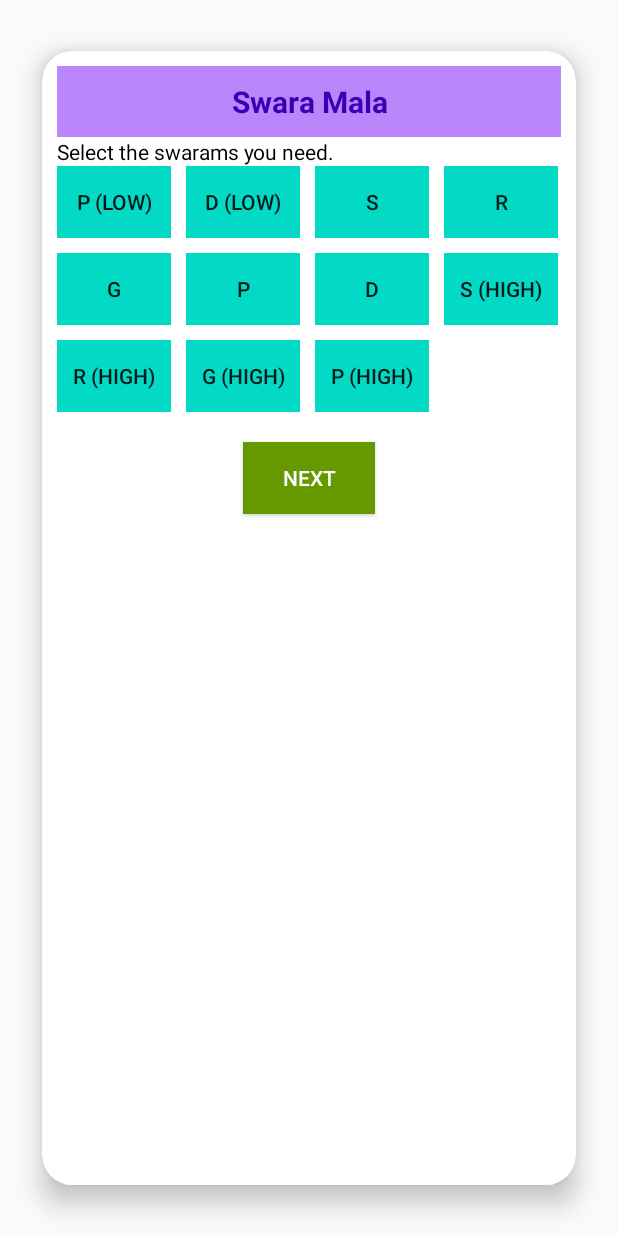
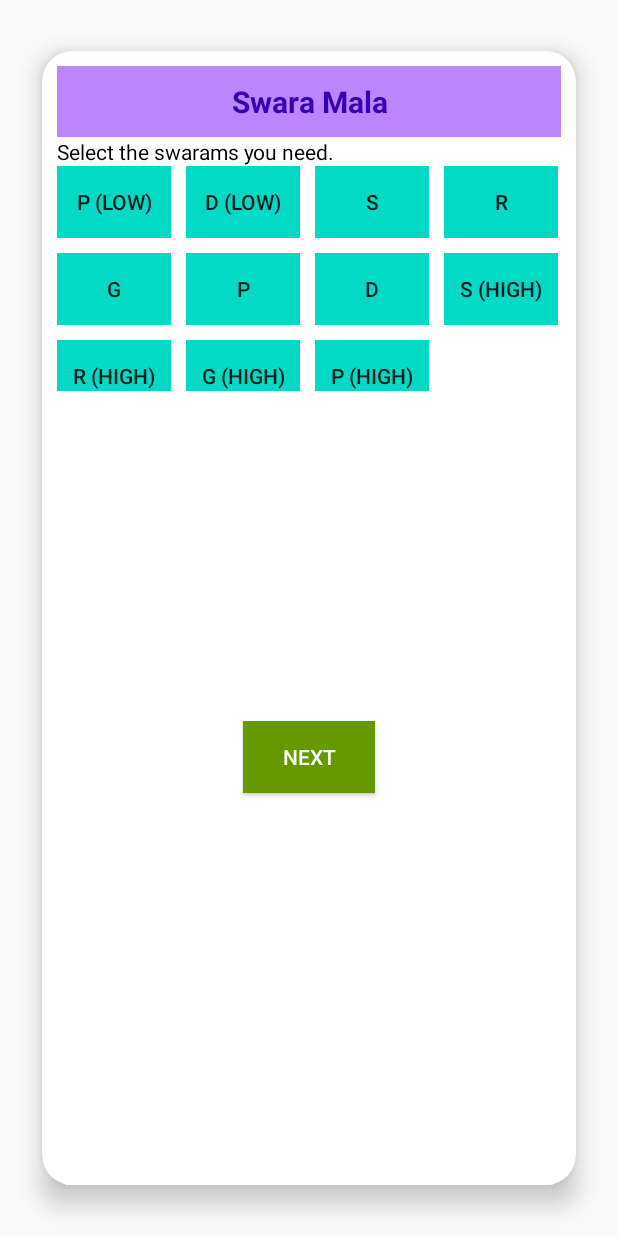
Before and after one commit to VikramVasudevan/swaramala, an Android app built with Jetpack Compose: the screen it shows after launch (MainActivity), after a tap on "P (LOW)", on a phone screen of 412 x 824 dp. Run offline under Robolectric (Android 15) with nearby library versions, the phone set to English and light mode, and no system bars.

Commit message:
Added fragments

```diff
--- a/app/build.gradle.kts
+++ b/app/build.gradle.kts
@@ -51,6 +51,12 @@ dependencies {
     implementation(libs.androidx.ui.tooling.preview)
     implementation(libs.androidx.material3)
     implementation(libs.androidx.cardview)
+    implementation(libs.androidx.legacy.support.v4)
+    implementation(libs.androidx.recyclerview)
+    implementation(libs.androidx.fragment)
+    implementation(libs.androidx.lifecycle.livedata.ktx)
+    implementation(libs.androidx.lifecycle.viewmodel.ktx)
+    implementation(libs.androidx.fragment.ktx)
     testImplementation(libs.junit)
     androidTestImplementation(libs.androidx.junit)
     androidTestImplementation(libs.androidx.espresso.core)
--- /dev/null
+++ b/app/src/main/java/com/example/swaramala/AvailableSwaramsFragment.kt
@@ -0,0 +1,35 @@
+package com.example.swaramala
+
+import android.os.Bundle
+import androidx.fragment.app.Fragment
+import android.view.LayoutInflater
+import android.view.View
+import android.view.ViewGroup
+import android.widget.GridView
+import androidx.fragment.app.activityViewModels
+import androidx.fragment.app.viewModels
+
+class AvailableSwaramsFragment : Fragment() {
+    private lateinit var swaramGrid: GridView
+    companion object {
+        fun newInstance() = AvailableSwaramsFragment()
+    }
+
+    private val availableSwaramsViewModel: AvailableSwaramsViewModel by activityViewModels()
+
+    override fun onCreate(savedInstanceState: Bundle?) {
+        super.onCreate(savedInstanceState)
+        // TODO: Use the ViewModel
+    }
+
+    override fun onCreateView(
+        inflater: LayoutInflater, container: ViewGroup?,
+        savedInstanceState: Bundle?
+    ): View {
+        val myFragmentView = inflater.inflate(R.layout.fragment_available_swarams, container, false)
+        swaramGrid = myFragmentView.findViewById(R.id.swaramGrid)
+        swaramGrid.adapter = availableSwaramsViewModel.getList()
+            ?.let { SwaramAdapter(myFragmentView.context, it) }
+        return myFragmentView
+    }
+}
--- /dev/null
+++ b/app/src/main/java/com/example/swaramala/AvailableSwaramsViewModel.kt
@@ -0,0 +1,29 @@
+package com.example.swaramala
+
+import androidx.lifecycle.LiveData
+import androidx.lifecycle.MutableLiveData
+import androidx.lifecycle.ViewModel
+
+class AvailableSwaramsViewModel : ViewModel() {
+    private val mutableAvailableSwarams = MutableLiveData<ArrayList<SwaramModel>>()
+    val availableSwarams: LiveData<ArrayList<SwaramModel>> get() = mutableAvailableSwarams
+
+    fun addSwaram(swaram: SwaramModel) {
+        if(mutableAvailableSwarams.value == null)
+            mutableAvailableSwarams.value = ArrayList<SwaramModel>();
+
+        mutableAvailableSwarams.value!!.add(swaram)
+    }
+
+    fun deleteSwaramInPosition(position : Int) {
+        mutableAvailableSwarams.value?.removeAt(position)
+    }
+
+    fun setList(swaramList: ArrayList<SwaramModel>) {
+        mutableAvailableSwarams.value = swaramList
+    }
+
+    fun getList(): ArrayList<SwaramModel>? {
+        return mutableAvailableSwarams.value
+    }
+}
--- a/app/src/main/java/com/example/swaramala/MainActivity.kt
+++ b/app/src/main/java/com/example/swaramala/MainActivity.kt
@@ -3,45 +3,28 @@ package com.example.swaramala
 import android.os.Bundle
 import android.widget.GridView
 import android.widget.ListView
-import androidx.activity.ComponentActivity
 import androidx.activity.enableEdgeToEdge
+import androidx.activity.viewModels
 import androidx.compose.material3.Text
 import androidx.compose.runtime.Composable
 import androidx.compose.ui.Modifier
 import androidx.compose.ui.graphics.Color
 import androidx.compose.ui.tooling.preview.Preview
+import androidx.fragment.app.FragmentActivity
+import androidx.lifecycle.Observer
 import com.example.swaramala.databinding.ActivityMainBinding
 import com.example.swaramala.ui.theme.SwaraMalaTheme
 
-class MainActivity : ComponentActivity() {
-    private lateinit var swaramGrid: GridView
-    private lateinit var selectedSwaramListView : ListView
+class MainActivity : FragmentActivity() {
+    // private lateinit var selectedSwaramListView : ListView
 
     private lateinit var activityMainBinding: ActivityMainBinding
-    /*
-    private lateinit var selectedSwaramsBinding: SelectedSwaramsBinding
 
-    val selectedSwarams = ArrayList<CharSequence>()
-    fun handleSwaramSelection(prmSwitch : Switch , isChecked : Boolean){
-        val message = if (isChecked) "${prmSwitch.text}:ON" else "${prmSwitch.text}:OFF"
-        Toast.makeText(this@MainActivity, message,
-            Toast.LENGTH_SHORT).show()
-        if(isChecked) {
-            selectedSwarams.add(prmSwitch.text)
-        } else {
-            selectedSwarams.remove(prmSwitch.text)
-        }
-        selectedSwaramsBinding.selectedSwarams.text = "$selectedSwarams"
-        println("Selected Swarams = $selectedSwarams")
-    }
-     */
-    override fun onCreate(savedInstanceState: Bundle?) {
-        super.onCreate(savedInstanceState)
-        enableEdgeToEdge()
-        setContentView(R.layout.activity_main)
-        activityMainBinding = ActivityMainBinding.inflate(layoutInflater)
-        swaramGrid = findViewById(R.id.swaramGrid)
-        selectedSwaramListView = findViewById(R.id.selectedSwaramsList)
+    private val availableSwaramsViewModel: AvailableSwaramsViewModel by viewModels()
+    val selectedSwaramsViewModel: SelectedSwaramsModel by viewModels()
+
+
+    private fun initializeSwaramGrid(){
         val swaramModelArrayList: ArrayList<SwaramModel> = ArrayList<SwaramModel>()
         swaramModelArrayList.add(SwaramModel("P_LOW", "P_LOW", "p (LOW)"))
         swaramModelArrayList.add(SwaramModel("D_LOW", "D_LOW", "D (LOW)"))
@@ -55,10 +38,19 @@ class MainActivity : ComponentActivity() {
         swaramModelArrayList.add(SwaramModel("G_HIGH", "G_HIGH", "G (HIGH)"))
         swaramModelArrayList.add(SwaramModel("P_HIGH", "P_HIGH", "P (HIGH)"))
 
-        selectedSwaramListView.adapter = SelectedSwaramAdapter(this, ArrayList<SwaramModel>())
-        swaramGrid.adapter = SwaramAdapter(this, swaramModelArrayList, selectedSwaramListView)
+        availableSwaramsViewModel.setList(swaramModelArrayList);
+    }
+    override fun onCreate(savedInstanceState: Bundle?) {
+        super.onCreate(savedInstanceState)
+        enableEdgeToEdge()
+        setContentView(R.layout.activity_main)
+        activityMainBinding = ActivityMainBinding.inflate(layoutInflater)
+        // selectedSwaramListView = findViewById(R.id.selectedSwaramsList)
 
+        // selectedSwaramListView.adapter = SelectedSwaramAdapter(this, ArrayList<SwaramModel>())
+        // swaramGrid.adapter = SwaramAdapter(this, swaramModelArrayList, selectedSwaramListView)
 
+        initializeSwaramGrid()
         // selectedSwaramsBinding = SelectedSwaramsBinding.inflate(layoutInflater)
 
     }
--- /dev/null
+++ b/app/src/main/java/com/example/swaramala/SelectedSwaramItemFragment.kt
@@ -0,0 +1,72 @@
+package com.example.swaramala
+
+import android.os.Bundle
+import android.util.Log
+import androidx.fragment.app.Fragment
+import androidx.recyclerview.widget.GridLayoutManager
+import androidx.recyclerview.widget.LinearLayoutManager
+import androidx.recyclerview.widget.RecyclerView
+import android.view.LayoutInflater
+import android.view.View
+import android.view.ViewGroup
+import androidx.activity.viewModels
+import androidx.fragment.app.activityViewModels
+import androidx.lifecycle.Observer
+import com.example.swaramala.placeholder.PlaceholderContent
+
+/**
+ * A fragment representing a list of Items.
+ */
+class SelectedSwaramItemFragment : Fragment() {
+    private val selectedSwaramsViewModel: SelectedSwaramsModel by activityViewModels()
+    private var columnCount = 1
+
+    override fun onCreate(savedInstanceState: Bundle?) {
+        super.onCreate(savedInstanceState)
+
+        arguments?.let {
+            columnCount = it.getInt(ARG_COLUMN_COUNT)
+        }
+    }
+
+    override fun onCreateView(
+        inflater: LayoutInflater, container: ViewGroup?,
+        savedInstanceState: Bundle?
+    ): View? {
+        val view = inflater.inflate(R.layout.selected_swaram_fragment_item_list, container, false)
+
+        // Set the adapter
+        if (view is RecyclerView) {
+            with(view) {
+                layoutManager = when {
+                    columnCount <= 1 -> LinearLayoutManager(context)
+                    else -> GridLayoutManager(context, columnCount)
+                }
+                adapter = selectedSwaramsViewModel.getList()
+                    ?.let { SelectedSwaramItemRecyclerViewAdapter(it) }
+
+                selectedSwaramsViewModel.selectedSwarams.observeForever(Observer { swaram ->
+                    // Perform an action with the latest item data.
+                    Log.i("SelectedSwaramItemFragment","Data changed ${swaram}");
+                })
+
+            }
+        }
+        return view
+    }
+
+    companion object {
+
+        // TODO: Customize parameter argument names
+        const val ARG_COLUMN_COUNT = "column-count"
+
+        // TODO: Customize parameter initialization
+        @JvmStatic
+        fun newInstance(columnCount: Int) =
+            SelectedSwaramItemFragment().apply {
+                arguments = Bundle().apply {
+                    putInt(ARG_COLUMN_COUNT, columnCount)
+                }
+            }
+    }
+}
--- /dev/null
+++ b/app/src/main/java/com/example/swaramala/SelectedSwaramsModel.kt
@@ -0,0 +1,34 @@
+package com.example.swaramala
+
+import android.util.Log
+import androidx.lifecycle.LiveData
+import androidx.lifecycle.MutableLiveData
+import androidx.lifecycle.ViewModel
+
+class SelectedSwaramsModel : ViewModel() {
+    private val mutableSelectedSwarams = MutableLiveData<ArrayList<SwaramModel>>()
+    val selectedSwarams: LiveData<ArrayList<SwaramModel>> get() = mutableSelectedSwarams
+
+    fun addSwaram(swaram: SwaramModel) {
+        if(mutableSelectedSwarams.value == null) {
+            Log.d("SelectedSwaramsModel.addSwaram", "Resetting list")
+            mutableSelectedSwarams.setValue (ArrayList<SwaramModel>());
+        }
+        Log.d("SelectedSwaramsModel.addSwaram", "Adding Swaram " + swaram)
+        mutableSelectedSwarams.value!!.add(swaram)
+        mutableSelectedSwarams.setValue(getList()!!)
+    }
+
+    fun deleteSwaramInPosition(position : Int) {
+        mutableSelectedSwarams.value?.removeAt(position)
+    }
+
+    fun setList(swaramList: ArrayList<SwaramModel>) {
+        Log.d("SelectedSwaramsModel.setList", "Setting new list  " + swaramList)
+        mutableSelectedSwarams.setValue( swaramList)
+    }
+
+    fun getList(): ArrayList<SwaramModel>? {
+        return mutableSelectedSwarams.value
+    }
+}
--- a/app/src/main/java/com/example/swaramala/SwaramAdapter.kt
+++ b/app/src/main/java/com/example/swaramala/SwaramAdapter.kt
@@ -1,14 +1,16 @@
 package com.example.swaramala
 
 import android.content.Context
+import android.util.Log
 import android.view.LayoutInflater
 import android.view.View
 import android.view.ViewGroup
 import android.widget.ArrayAdapter
 import android.widget.ListView
 import android.widget.TextView
+import android.widget.Toast
 
-class SwaramAdapter(context: Context, swaramModelArrayList: ArrayList<SwaramModel>) :
+class SwaramAdapter(context: Context, swaramModelArrayList: ArrayList<SwaramModel>?) :
     ArrayAdapter<SwaramModel?>(context, 0, swaramModelArrayList as List<SwaramModel?>) {
 
         private var selectedSwaramsArrayList : ArrayList<SwaramModel> = ArrayList<SwaramModel>()
@@ -33,10 +35,15 @@ class SwaramAdapter(context: Context, swaramModelArrayList: ArrayList<SwaramMode
             swaramButton.setOnClickListener(object : View.OnClickListener {
                 override fun onClick(view: View?) {
                     // Do some work here
-                    println("You clicked on button ${swaramModel.getLabel()}")
+                    // println("You clicked on button ${swaramModel.getLabel()}")
+                    Toast.makeText(context, "You clicked on button ${swaramModel.getLabel()}", Toast.LENGTH_SHORT).show()
 
                     // Update the selectedswaramadapter from here?
                     selectedSwaramsArrayList.add(swaramModel)
+                    (context as? MainActivity)?.selectedSwaramsViewModel?.addSwaram(swaramModel)
+                    Log.d("SwaramAdapter",
+                        (context as? MainActivity)?.selectedSwaramsViewModel?.getList().toString()
+                    );
                 }
 
             })
--- a/app/src/main/java/com/example/swaramala/SwaramModel.kt
+++ b/app/src/main/java/com/example/swaramala/SwaramModel.kt
@@ -1,6 +1,6 @@
 package com.example.swaramala
 
-class SwaramModel(private var id : String,private var name : String, private var label : String) {
+class SwaramModel(private var id : String, private var name : String, private var label : String) {
     fun getId(): String {
         return id
     }
@@ -24,4 +24,8 @@ class SwaramModel(private var id : String,private var name : String, private var
     fun setLabel(label: String) {
         this.label = label
     }
+
+    override fun toString(): String {
+        return label
+    }
 }
--- a/app/src/main/res/layout/activity_main.xml
+++ b/app/src/main/res/layout/activity_main.xml
@@ -43,22 +43,18 @@
             android:text="@string/select_swarams"
             android:textColor="#000000" />
 
-        <GridView
-            android:id="@+id/swaramGrid"
-            android:layout_width="fill_parent"
-            android:layout_height="wrap_content"
-            android:numColumns="4"
-            android:verticalSpacing="10dp"
-            android:horizontalSpacing="10dp"
-             />
 
-            <ListView
-                android:id="@+id/selectedSwaramsList"
+            <androidx.fragment.app.FragmentContainerView
+                android:id="@+id/fragmentContainerViewAvailableSwarams"
+                android:name="com.example.swaramala.AvailableSwaramsFragment"
                 android:layout_width="wrap_content"
-                android:layout_height="wrap_content">
+                android:layout_height="150dp" />
 
-            </ListView>
-
+            <androidx.fragment.app.FragmentContainerView
+                android:id="@+id/fragmentContainerView"
+                android:name="com.example.swaramala.SelectedSwaramItemFragment"
+                android:layout_width="wrap_content"
+                android:layout_height="200dp" />
 
             <Button
             android:id="@+id/button"
--- /dev/null
+++ b/app/src/main/res/layout/fragment_available_swarams.xml
@@ -0,0 +1,17 @@
+<?xml version="1.0" encoding="utf-8"?>
+<FrameLayout xmlns:android="http://schemas.android.com/apk/res/android"
+    xmlns:tools="http://schemas.android.com/tools"
+    android:layout_width="match_parent"
+    android:layout_height="match_parent"
+    tools:context=".AvailableSwaramsFragment">
+
+    <GridView
+        android:id="@+id/swaramGrid"
+        android:layout_width="fill_parent"
+        android:layout_height="wrap_content"
+        android:numColumns="4"
+        android:verticalSpacing="10dp"
+        android:horizontalSpacing="10dp"
+        />
+
+</FrameLayout>
--- /dev/null
+++ b/app/src/main/res/values/dimens.xml
@@ -0,0 +1,4 @@
+<?xml version="1.0" encoding="utf-8"?>
+<resources>
+    <dimen name="text_margin">16dp</dimen>
+</resources>
```
Also changed, not shown: app/src/main/java/com/example/swaramala/SelectedSwaramItemRecyclerViewAdapter.kt (added, +49 -0 lines), app/src/main/java/com/example/swaramala/placeholder/PlaceholderContent.kt (added, +57 -0 lines), app/src/main/res/layout/selected_swaram_fragment_item.xml (added, +20 -0 lines), app/src/main/res/layout/selected_swaram_fragment_item_list.xml (added, +15 -0 lines), gradle/libs.versions.toml (+12 -0 lines).
